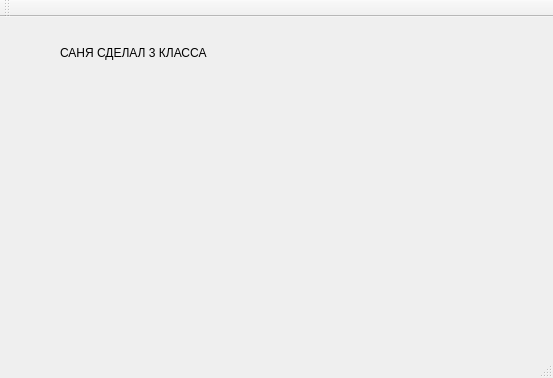
First picture: the form in simulation.ui, repository LukinDaniil/PractikaLeto2019, before the edit.
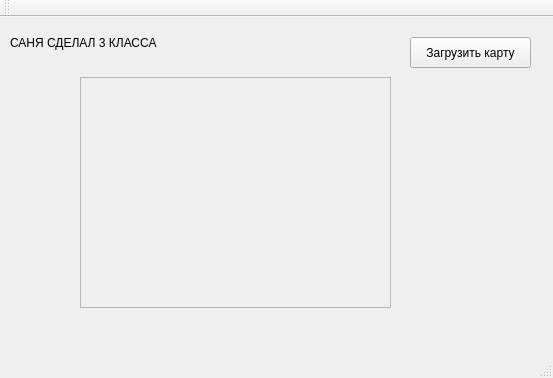
Second picture: the form after the edit.

The edit to the form file:
```diff
--- a/simulation.ui
+++ b/simulation.ui
@@ -17,8 +17,8 @@
    <widget class="QLabel" name="label">
     <property name="geometry">
      <rect>
-      <x>60</x>
-      <y>20</y>
+      <x>10</x>
+      <y>10</y>
       <width>181</width>
       <height>31</height>
      </rect>
@@ -27,6 +27,42 @@
      <string>САНЯ СДЕЛАЛ 3 КЛАССА</string>
     </property>
    </widget>
+   <widget class="QPushButton" name="pushButton">
+    <property name="geometry">
+     <rect>
+      <x>410</x>
+      <y>20</y>
+      <width>121</width>
+      <height>31</height>
+     </rect>
+    </property>
+    <property name="text">
+     <string>Загрузить карту</string>
+    </property>
+   </widget>
+   <widget class="QScrollArea" name="scrollArea">
+    <property name="geometry">
+     <rect>
+      <x>80</x>
+      <y>60</y>
+      <width>311</width>
+      <height>231</height>
+     </rect>
+    </property>
+    <property name="widgetResizable">
+     <bool>true</bool>
+    </property>
+    <widget class="QWidget" name="scrollAreaWidgetContents">
+     <property name="geometry">
+      <rect>
+       <x>0</x>
+       <y>0</y>
+       <width>309</width>
+       <height>229</height>
+      </rect>
+     </property>
+    </widget>
+   </widget>
   </widget>
   <widget class="QMenuBar" name="menuBar">
    <property name="geometry">
```
Left out of the diff: 5 changed lines with no effect on the pictures.
